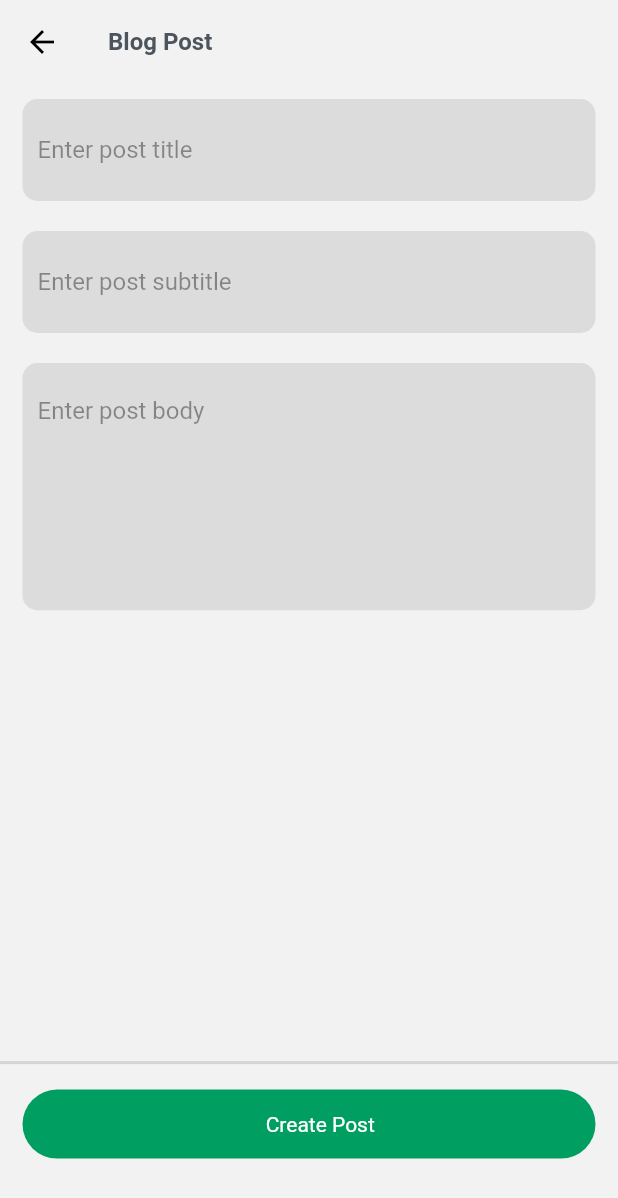
After one commit to ralphbetta/vblogmobile, a Flutter app: the screen it shows after launch, after a tap on the "wrap text" icon, on a phone screen of 412 x 824 dp. The commit adds this screen. Shown: the top 1198 px of the screen. Run offline on Flutter 3.47's test engine with Material 2 defaults, Android fonts, the phone set to English and light mode, and no system bars; our stand-ins replace flutter_riverpod, go_router, graphql_flutter, riverpod; network calls fail; Roboto replaces fonts that are missing (Poppins).

Commit message:
handling create process

```diff
--- a/lib/constant/route.path.dart
+++ b/lib/constant/route.path.dart
@@ -1,4 +1,6 @@
 class AppRoutes{
   static const home = "/";
   static const postDetails = "/postdetails";
+  static const formscreen = "/formscreen";
+
 }
--- a/lib/model/blog.model.dart
+++ b/lib/model/blog.model.dart
@@ -4,6 +4,7 @@ class BlogPost {
     String? title;
     String? subTitle;
     String? body;
+    String? image;
     DateTime? dateCreated;
 
     BlogPost({
@@ -12,6 +13,7 @@ class BlogPost {
         this.title,
         this.subTitle,
         this.body,
+        this.image,
         this.dateCreated,
     });
 
@@ -21,6 +23,7 @@ class BlogPost {
         title: json["title"],
         subTitle: json["subTitle"],
         body: json["body"],
+        image: json['image'],
         dateCreated: json["dateCreated"] == null ? null : DateTime.parse(json["dateCreated"]),
     );
 
@@ -30,6 +33,7 @@ class BlogPost {
         "title": title,
         "subTitle": subTitle,
         "body": body,
+        "image": image,
         "dateCreated": dateCreated?.toIso8601String(),
     };
 }
--- /dev/null
+++ b/lib/screens/form.screen.dart
@@ -0,0 +1,154 @@
+import 'package:flutter/material.dart';
+import 'package:flutter_riverpod/flutter_riverpod.dart';
+import 'package:vblogmobile/config/size.config.dart';
+import 'package:vblogmobile/model/blog.model.dart';
+import 'package:vblogmobile/provider/app.provider.dart';
+import 'package:vblogmobile/services/graphql.service.dart';
+import 'package:vblogmobile/utils/toast.utils.dart';
+
+class FormScreen extends ConsumerWidget {
+  final String postId;
+  const FormScreen({super.key, required this.postId});
+
+  @override
+  Widget build(BuildContext context, WidgetRef ref) {
+    final TextEditingController _titleController = TextEditingController();
+    final TextEditingController _subTitleController = TextEditingController();
+    final TextEditingController _bodyController = TextEditingController();
+    final TextEditingController _idController = TextEditingController();
+
+    final GraphQLService _graphQLService = GraphQLService();
+
+    BlogPost? blog = ref.watch(postProvider);
+
+    return Scaffold(
+        appBar: AppBar(
+          title: Text(
+            "Blog Post",
+            style:
+                TextStyle(color: Theme.of(context).textTheme.bodyLarge!.color!),
+          ),
+        ),
+        body: Column(
+                crossAxisAlignment: CrossAxisAlignment.start,
+                children: [
+                  Expanded(
+                      child: Padding(
+                    padding: const EdgeInsets.symmetric(horizontal: 15),
+                    child: Column(
+                      crossAxisAlignment: CrossAxisAlignment.start,
+                      children: [
+                        Container(
+                          width: double.infinity,
+                          padding: const EdgeInsets.all(10),
+                          margin: const EdgeInsets.symmetric(vertical: 10),
+                          decoration: BoxDecoration(
+                              borderRadius: BorderRadius.circular(10),
+                              color: Theme.of(context).highlightColor),
+                          child: TextFormField(
+                            controller: _titleController,
+                            keyboardType: TextInputType.name,
+                            decoration: const InputDecoration(
+                                hintText: "Enter post title",
+                                border: InputBorder.none),
+                          ),
+                        ),
+                        Container(
+                          width: double.infinity,
+                          padding: const EdgeInsets.all(10),
+                          margin: const EdgeInsets.symmetric(vertical: 10),
+                          decoration: BoxDecoration(
+                              borderRadius: BorderRadius.circular(10),
+                              color: Theme.of(context).highlightColor),
+                          child: TextFormField(
+                            controller: _subTitleController,
+                            keyboardType: TextInputType.name,
+                            decoration: const InputDecoration(
+                                hintText: "Enter post subtitle",
+                                border: InputBorder.none),
+                          ),
+                        ),
+                        Container(
+                          height: AppSize.height(20),
+                          width: double.infinity,
+                          padding: const EdgeInsets.all(10),
+                          margin: const EdgeInsets.symmetric(vertical: 10),
+                          decoration: BoxDecoration(
+                              borderRadius: BorderRadius.circular(10),
+                              color: Theme.of(context).highlightColor),
+                          child: TextFormField(
+                            controller: _bodyController,
+                            keyboardType: TextInputType.multiline,
+                            maxLines: 9,
+                            decoration: const InputDecoration(
+                                hintText: "Enter post body",
+                                border: InputBorder.none),
+                          ),
+                        ),
+                      ],
+                    ),
+                  )),
+                  SizedBox(
+                    width: double.infinity,
+                    height: AppSize.height(15),
+                    child: Column(
+                      children: [
+                        const Divider(
+                          thickness: 2,
+                        ),
+                        Padding(
+                          padding: const EdgeInsets.symmetric(
+                              horizontal: 15, vertical: 10),
+                          child: Row(
+                            children: [
+                              Expanded(
+                                child: InkWell(
+                                  onTap: () async {
+                                    bool response =
+                                        await _graphQLService.createBlogPost(
+                                            title: _titleController.text,
+                                            subTitle: _subTitleController.text,
+                                            body: _bodyController.text);
+
+                                    if (response) {
+                                      List<BlogPost> books = await _graphQLService.blogPosts();
+                                      ref.read(blogProvider.notifier).init(books);
+                                      if (response) {
+                                        if(context.mounted){
+                                            showToast( context, "Created Sucessfuly");
+                                            Navigator.pop(context);
+                                        }
+                                      }
+                                    }
+                                  },
+                                  child: Container(
+                                    padding: const EdgeInsets.symmetric(
+                                        horizontal: 15, vertical: 15),
+                                    decoration: BoxDecoration(
+                                      borderRadius: BorderRadius.circular(50),
+                                      color: Theme.of(context).primaryColor,
+                                    ),
+                                    child: Row(
+                                      mainAxisAlignment:
+                                          MainAxisAlignment.center,
+                                      children: const [
+                                        SizedBox(width: 15),
+                                        Text(
+                                          "Create Post",
+                                          style: TextStyle(color: Colors.white),
+                                        )
+                                      ],
+                                    ),
+                                  ),
+                                ),
+                              ),
+                            ],
+                          ),
+                        ),
+                      ],
+                    ),
+                  )
+                ],
+              ));
+  }
+}
--- a/lib/screens/home.screen.dart
+++ b/lib/screens/home.screen.dart
@@ -44,6 +44,7 @@ class _MyHomePageState extends ConsumerState<MyHomePage> {
 
   @override
   Widget build(BuildContext context) {
+
     AppSize().init(context);
     bool isLoading = ref.watch(loadingProvider);
     int catIndex = ref.watch(numberProvider);
@@ -229,6 +230,10 @@ class _MyHomePageState extends ConsumerState<MyHomePage> {
                             ],
                           ),
                         ),
+
+                   /*---------------------------------------
+                   SECTION ONE BLOGS
+                  --------------------------------------------*/
                         SizedBox(
                           height: AppSize.height(32),
                           child: ListView.builder(
@@ -402,7 +407,7 @@ class _MyHomePageState extends ConsumerState<MyHomePage> {
                                             left: Radius.circular(10)
                                           ),
                                            color: Theme.of(context).shadowColor,
-                                          image: DecorationImage(image: NetworkImage(bannerUrl), fit: BoxFit.cover),
+                                          image: DecorationImage(image: NetworkImage(blogs.reversed.toList()[index].image!), fit: BoxFit.cover),
                                         ),
                                         margin: const EdgeInsets.only(right: 5),
                                       ),
@@ -488,6 +493,9 @@ class _MyHomePageState extends ConsumerState<MyHomePage> {
                 ],
               ),
             ),
+            floatingActionButton: FloatingActionButton(onPressed: (){
+              context.push(AppRoutes.formscreen, extra: "");
+            }, backgroundColor: Theme.of(context).primaryColor, child: const Icon(Icons.wrap_text),),
     );
   }
 }
```
Also changed, not shown: lib/provider/app.provider.dart (+5 -3 lines), lib/screens/detail.screen.dart (+66 -42 lines), lib/screens/edit.screen.dart (added, +163 -0 lines), lib/services/graphql.service.dart (+6 -3 lines), lib/config/router.config.dart.
